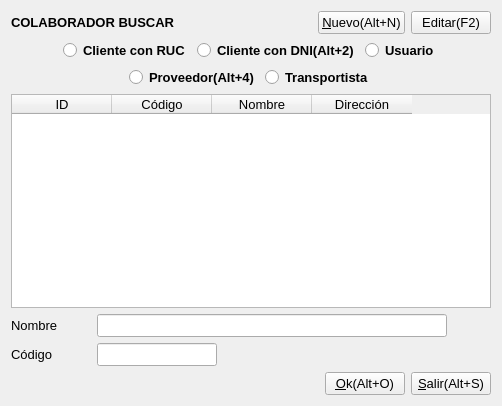
Qt form BMKSistema/persona/personabuscar.ui (radtek/manager) before a commit.
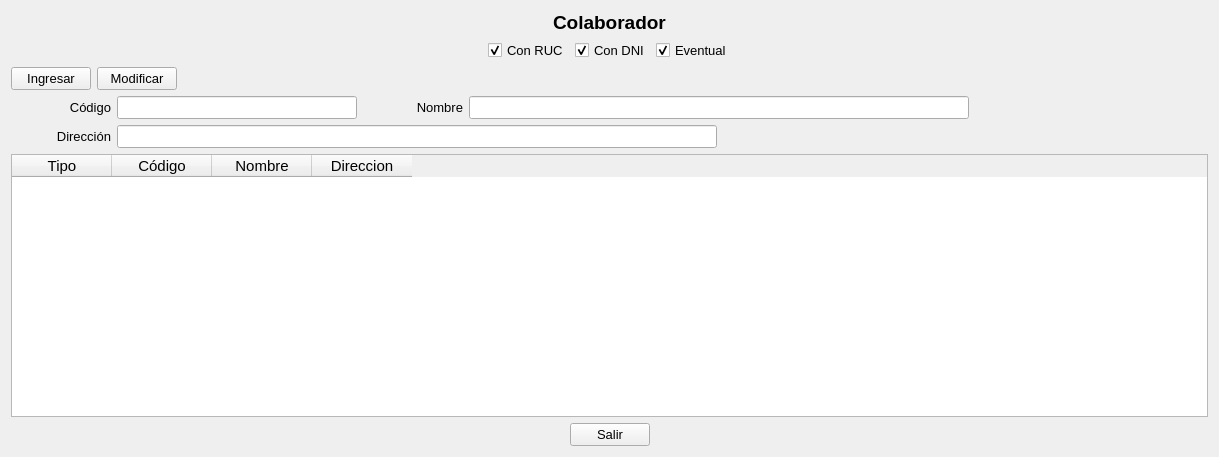
The same form after that commit. Icons and pictures are not drawn.

```diff
--- a/BMKSistema/persona/personabuscar.ui
+++ b/BMKSistema/persona/personabuscar.ui
@@ -6,8 +6,8 @@
    <rect>
     <x>0</x>
     <y>0</y>
-    <width>502</width>
-    <height>406</height>
+    <width>1219</width>
+    <height>457</height>
    </rect>
   </property>
   <property name="windowTitle">
@@ -15,22 +15,8 @@
   </property>
   <layout class="QVBoxLayout" name="verticalLayout">
    <item>
-    <layout class="QHBoxLayout" name="horizontalLayout">
-     <item>
-      <widget class="QLabel" name="label">
-       <property name="font">
-        <font>
-         <pointsize>10</pointsize>
-         <weight>75</weight>
-         <bold>true</bold>
-        </font>
-       </property>
-       <property name="text">
-        <string>COLABORADOR BUSCAR</string>
-       </property>
-      </widget>
-     </item>
-     <item>
+    <layout class="QGridLayout" name="gridLayout">
+     <item row="0" column="0">
       <spacer name="horizontalSpacer">
        <property name="orientation">
         <enum>Qt::Horizontal</enum>
@@ -43,126 +29,22 @@
        </property>
       </spacer>
      </item>
-     <item>
-      <widget class="QPushButton" name="pushButton_nuevo">
+     <item row="0" column="1">
+      <widget class="QLabel" name="label_titulo">
        <property name="font">
         <font>
-         <pointsize>10</pointsize>
-        </font>
-       </property>
-       <property name="text">
-        <string>&amp;Nuevo(Alt+N)</string>
-       </property>
-       <property name="icon">
-        <iconset resource="../iconos.qrc">
-         <normaloff>:/new/Iconos/agregar-user.png</normaloff>:/new/Iconos/agregar-user.png</iconset>
-       </property>
-       <property name="iconSize">
-        <size>
-         <width>32</width>
-         <height>32</height>
-        </size>
-       </property>
-      </widget>
-     </item>
-     <item>
-      <widget class="QPushButton" name="pushButton_editar">
-       <property name="font">
-        <font>
-         <pointsize>10</pointsize>
-        </font>
-       </property>
-       <property name="toolTip">
-        <string>Presiona F2</string>
-       </property>
-       <property name="text">
-        <string>Editar(F2)</string>
-       </property>
-       <property name="icon">
-        <iconset resource="../iconos.qrc">
-         <normaloff>:/new/Iconos/edit-user.png</normaloff>:/new/Iconos/edit-user.png</iconset>
-       </property>
-       <property name="iconSize">
-        <size>
-         <width>32</width>
-         <height>32</height>
-        </size>
-       </property>
-       <property name="shortcut">
-        <string>F2</string>
-       </property>
-      </widget>
-     </item>
-    </layout>
-   </item>
-   <item>
-    <layout class="QHBoxLayout" name="horizontalLayout_4">
-     <item>
-      <spacer name="horizontalSpacer_6">
-       <property name="orientation">
-        <enum>Qt::Horizontal</enum>
-       </property>
-       <property name="sizeHint" stdset="0">
-        <size>
-         <width>40</width>
-         <height>20</height>
-        </size>
-       </property>
-      </spacer>
-     </item>
-     <item>
-      <widget class="QRadioButton" name="radioButton_cliente_ruc">
-       <property name="font">
-        <font>
-         <pointsize>10</pointsize>
+         <pointsize>14</pointsize>
          <weight>75</weight>
          <bold>true</bold>
         </font>
        </property>
        <property name="text">
-        <string>Cliente con RUC</string>
+        <string>Colaborador</string>
        </property>
-       <property name="shortcut">
-        <string>Alt+1</string>
-       </property>
       </widget>
      </item>
-     <item>
-      <widget class="QRadioButton" name="radioButton_cliente_dni">
-       <property name="font">
-        <font>
-         <pointsize>10</pointsize>
-         <weight>75</weight>
-         <bold>true</bold>
-        </font>
-       </property>
-       <property name="text">
-        <string>Cliente con DNI(Alt+2)</string>
-       </property>
-       <property name="shortcut">
-        <string>Alt+2</string>
-       </property>
-      </widget>
-     </item>
-     <item>
-      <widget class="QRadioButton" name="radioButton_usuario">
-       <property name="font">
-        <font>
-         <pointsize>10</pointsize>
-         <weight>75</weight>
-         <bold>true</bold>
-        </font>
-       </property>
-       <property name="text">
-        <string>Usuario</string>
-       </property>
-       <property name="shortcut">
-        <string>Alt+3</string>
-       </property>
-      </widget>
-     </item>
-     <item>
-      <spacer name="horizontalSpacer_7">
+     <item row="0" column="2">
+      <spacer name="horizontalSpacer_2">
        <property name="orientation">
         <enum>Qt::Horizontal</enum>
        </property>
@@ -177,55 +59,8 @@
     </layout>
    </item>
    <item>
-    <layout class="QHBoxLayout" name="horizontalLayout_5">
-     <item>
-      <spacer name="horizontalSpacer_5">
-       <property name="orientation">
-        <enum>Qt::Horizontal</enum>
-       </property>
-       <property name="sizeHint" stdset="0">
-        <size>
-         <width>40</width>
-         <height>20</height>
-        </size>
-       </property>
-      </spacer>
-     </item>
-     <item>
-      <widget class="QRadioButton" name="radioButton_proveedor">
-       <property name="font">
-        <font>
-         <pointsize>10</pointsize>
-         <weight>75</weight>
-         <bold>true</bold>
-        </font>
-       </property>
-       <property name="text">
-        <string>Proveedor(Alt+4)</string>
-       </property>
-       <property name="shortcut">
-        <string>Alt+4</string>
-       </property>
-      </widget>
-     </item>
-     <item>
-      <widget class="QRadioButton" name="radioButton_transportista">
-       <property name="font">
-        <font>
-         <pointsize>10</pointsize>
-         <weight>75</weight>
-         <bold>true</bold>
-        </font>
-       </property>
-       <property name="text">
-        <string>Transportista</string>
-       </property>
-       <property name="shortcut">
-        <string>Alt+5</string>
-       </property>
-      </widget>
-     </item>
-     <item>
+    <layout class="QGridLayout" name="gridLayout_2">
+     <item row="0" column="0">
       <spacer name="horizontalSpacer_4">
        <property name="orientation">
         <enum>Qt::Horizontal</enum>
@@ -238,79 +73,82 @@
        </property>
       </spacer>
      </item>
-    </layout>
-   </item>
-   <item>
-    <widget class="QTableWidget" name="tableWidget">
+     <item row="0" column="1">
+      <widget class="QCheckBox" name="checkBox_1">
      <property name="font">
       <font>
        <pointsize>10</pointsize>
       </font>
      </property>
-     <column>
       <property name="text">
-       <string>ID</string>
-      </property>
-     </column>
-     <column>
-      <property name="text">
-       <string>Código</string>
-      </property>
-     </column>
-     <column>
-      <property name="text">
-       <string>Nombre</string>
-      </property>
-     </column>
-     <column>
-      <property name="text">
-       <string>Dirección</string>
-      </property>
-     </column>
-    </widget>
-   </item>
-   <item>
-    <layout class="QHBoxLayout" name="horizontalLayout_2">
-     <item>
-      <widget class="QLabel" name="label_nombre">
-       <property name="minimumSize">
+        <string>Con RUC</string>
+       </property>
+       <property name="icon">
+        <iconset resource="../iconos.qrc">
+         <normaloff>:/new/Iconos/sunat.png</normaloff>:/new/Iconos/sunat.png</iconset>
+       </property>
+       <property name="iconSize">
         <size>
-         <width>80</width>
-         <height>0</height>
+         <width>32</width>
+         <height>32</height>
         </size>
        </property>
-       <property name="maximumSize">
-        <size>
-         <width>80</width>
-         <height>16777215</height>
-        </size>
+       <property name="checked">
+        <bool>true</bool>
        </property>
+      </widget>
+     </item>
+     <item row="0" column="2">
+      <widget class="QCheckBox" name="checkBox_2">
        <property name="font">
         <font>
          <pointsize>10</pointsize>
         </font>
        </property>
        <property name="text">
-        <string>Nombre</string>
+        <string>Con DNI</string>
        </property>
-      </widget>
-     </item>
-     <item>
-      <widget class="QLineEdit" name="lineEdit_buscarNombre">
-       <property name="minimumSize">
+       <property name="icon">
+        <iconset>
+         <normaloff>../Iconos/dni.png</normaloff>../Iconos/dni.png</iconset>
+       </property>
+       <property name="iconSize">
         <size>
-         <width>350</width>
-         <height>0</height>
+         <width>32</width>
+         <height>32</height>
         </size>
        </property>
+       <property name="checked">
+        <bool>true</bool>
+       </property>
+      </widget>
+     </item>
+     <item row="0" column="3">
+      <widget class="QCheckBox" name="checkBox_3">
        <property name="font">
         <font>
          <pointsize>10</pointsize>
         </font>
        </property>
+       <property name="text">
+        <string>Eventual</string>
+       </property>
+       <property name="icon">
+        <iconset>
+         <normaloff>../Iconos/eventual.png</normaloff>../Iconos/eventual.png</iconset>
+       </property>
+       <property name="iconSize">
+        <size>
+         <width>32</width>
+         <height>32</height>
+        </size>
+       </property>
+       <property name="checked">
+        <bool>true</bool>
+       </property>
       </widget>
      </item>
-     <item>
+     <item row="0" column="4">
       <spacer name="horizontalSpacer_3">
        <property name="orientation">
         <enum>Qt::Horizontal</enum>
@@ -326,21 +164,76 @@
     </layout>
    </item>
    <item>
-    <layout class="QHBoxLayout" name="horizontalLayout_6">
+    <layout class="QGridLayout" name="gridLayout_4">
+     <item row="0" column="0">
+      <widget class="QPushButton" name="pushButton_ingresar">
+       <property name="font">
+        <font>
+         <pointsize>10</pointsize>
+        </font>
+       </property>
+       <property name="text">
+        <string>Ingresar</string>
+       </property>
+       <property name="icon">
+        <iconset resource="../iconos.qrc">
+         <normaloff>:/new/Iconos/colaborador_add.png</normaloff>:/new/Iconos/colaborador_add.png</iconset>
+       </property>
+       <property name="iconSize">
+        <size>
+         <width>32</width>
+         <height>32</height>
+        </size>
+       </property>
+      </widget>
+     </item>
+     <item row="0" column="1">
+      <widget class="QPushButton" name="pushButton_modificar">
+       <property name="font">
+        <font>
+         <pointsize>10</pointsize>
+        </font>
+       </property>
+       <property name="text">
+        <string>Modificar</string>
+       </property>
+       <property name="icon">
+        <iconset resource="../iconos.qrc">
+         <normaloff>:/new/Iconos/colaborador_edit.png</normaloff>:/new/Iconos/colaborador_edit.png</iconset>
+       </property>
+       <property name="iconSize">
+        <size>
+         <width>32</width>
+         <height>32</height>
+        </size>
+       </property>
+      </widget>
+     </item>
+     <item row="0" column="2">
+      <spacer name="horizontalSpacer_7">
+       <property name="orientation">
+        <enum>Qt::Horizontal</enum>
+       </property>
+       <property name="sizeHint" stdset="0">
+        <size>
+         <width>40</width>
+         <height>20</height>
+        </size>
+       </property>
+      </spacer>
+     </item>
+    </layout>
+   </item>
      <item>
+    <layout class="QGridLayout" name="gridLayout_5">
+     <item row="0" column="0">
       <widget class="QLabel" name="label_codigo">
        <property name="minimumSize">
         <size>
-         <width>80</width>
+         <width>100</width>
          <height>0</height>
         </size>
        </property>
-       <property name="maximumSize">
-        <size>
-         <width>80</width>
-         <height>16777215</height>
-        </size>
-       </property>
        <property name="font">
         <font>
          <pointsize>10</pointsize>
@@ -349,20 +242,47 @@
        <property name="text">
         <string>Código</string>
        </property>
+       <property name="alignment">
+        <set>Qt::AlignRight|Qt::AlignTrailing|Qt::AlignVCenter</set>
+       </property>
       </widget>
      </item>
-     <item>
-      <widget class="QLineEdit" name="lineEdit_buscarCodigo">
+     <item row="0" column="1">
+      <widget class="QLineEdit" name="lineEdit_codigo">
+       <property name="font">
+        <font>
+         <pointsize>10</pointsize>
+        </font>
+       </property>
+      </widget>
+     </item>
+     <item row="0" column="2">
+      <widget class="QLabel" name="label_nombre">
        <property name="minimumSize">
         <size>
-         <width>120</width>
+         <width>100</width>
          <height>0</height>
         </size>
        </property>
-       <property name="maximumSize">
+       <property name="font">
+        <font>
+         <pointsize>10</pointsize>
+        </font>
+       </property>
+       <property name="text">
+        <string>Nombre</string>
+       </property>
+       <property name="alignment">
+        <set>Qt::AlignRight|Qt::AlignTrailing|Qt::AlignVCenter</set>
+       </property>
+      </widget>
+     </item>
+     <item row="0" column="3">
+      <widget class="QLineEdit" name="lineEdit_nombre">
+       <property name="minimumSize">
         <size>
-         <width>120</width>
-         <height>16777215</height>
+         <width>500</width>
+         <height>0</height>
         </size>
        </property>
        <property name="font">
@@ -372,7 +292,7 @@
        </property>
       </widget>
      </item>
-     <item>
+     <item row="0" column="4">
       <spacer name="horizontalSpacer_8">
        <property name="orientation">
         <enum>Qt::Horizontal</enum>
@@ -388,9 +308,45 @@
     </layout>
    </item>
    <item>
-    <layout class="QHBoxLayout" name="horizontalLayout_3">
-     <item>
-      <spacer name="horizontalSpacer_2">
+    <layout class="QGridLayout" name="gridLayout_6">
+     <item row="0" column="0">
+      <widget class="QLabel" name="label_direccion">
+       <property name="minimumSize">
+        <size>
+         <width>100</width>
+         <height>0</height>
+        </size>
+       </property>
+       <property name="font">
+        <font>
+         <pointsize>10</pointsize>
+        </font>
+       </property>
+       <property name="text">
+        <string>Dirección</string>
+       </property>
+       <property name="alignment">
+        <set>Qt::AlignRight|Qt::AlignTrailing|Qt::AlignVCenter</set>
+       </property>
+      </widget>
+     </item>
+     <item row="0" column="1">
+      <widget class="QLineEdit" name="lineEdit_direccion">
+       <property name="minimumSize">
+        <size>
+         <width>600</width>
+         <height>0</height>
+        </size>
+       </property>
+       <property name="font">
+        <font>
+         <pointsize>10</pointsize>
+        </font>
+       </property>
+      </widget>
+     </item>
+     <item row="0" column="2">
+      <spacer name="horizontalSpacer_9">
        <property name="orientation">
         <enum>Qt::Horizontal</enum>
        </property>
@@ -402,19 +358,56 @@
        </property>
       </spacer>
      </item>
+    </layout>
+   </item>
      <item>
-      <widget class="QPushButton" name="pushButton_ok">
+    <widget class="QTableWidget" name="tableWidget">
        <property name="font">
         <font>
-         <pointsize>10</pointsize>
-        </font>
-       </property>
+       <pointsize>11</pointsize>
+      </font>
+     </property>
+     <property name="alternatingRowColors">
+      <bool>true</bool>
+     </property>
+     <column>
        <property name="text">
-        <string>&amp;Ok(Alt+O)</string>
-       </property>
+       <string>Tipo</string>
+      </property>
+     </column>
+     <column>
+      <property name="text">
+       <string>Código</string>
+      </property>
+     </column>
+     <column>
+      <property name="text">
+       <string>Nombre</string>
+      </property>
+     </column>
+     <column>
+      <property name="text">
+       <string>Direccion</string>
+      </property>
+     </column>
       </widget>
      </item>
      <item>
+    <layout class="QGridLayout" name="gridLayout_3">
+     <item row="0" column="0">
+      <spacer name="horizontalSpacer_5">
+       <property name="orientation">
+        <enum>Qt::Horizontal</enum>
+       </property>
+       <property name="sizeHint" stdset="0">
+        <size>
+         <width>40</width>
+         <height>20</height>
+        </size>
+       </property>
+      </spacer>
+     </item>
+     <item row="0" column="1">
       <widget class="QPushButton" name="pushButton_salir">
        <property name="font">
         <font>
@@ -422,10 +415,23 @@
         </font>
        </property>
        <property name="text">
-        <string>&amp;Salir(Alt+S)</string>
+        <string>Salir</string>
        </property>
       </widget>
      </item>
+     <item row="0" column="2">
+      <spacer name="horizontalSpacer_6">
+       <property name="orientation">
+        <enum>Qt::Horizontal</enum>
+       </property>
+       <property name="sizeHint" stdset="0">
+        <size>
+         <width>40</width>
+         <height>20</height>
+        </size>
+       </property>
+      </spacer>
+     </item>
     </layout>
    </item>
   </layout>
```
Left out of the diff: 9 changed lines with no effect on the pictures. Lines whose indentation alone changed are shown as unchanged.
